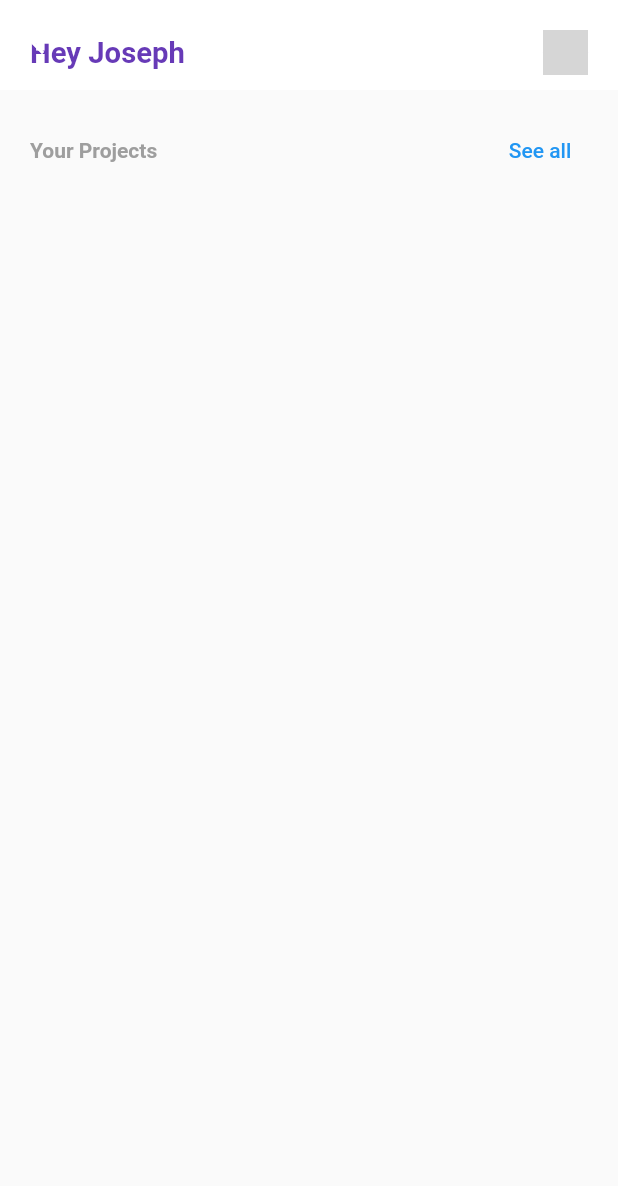
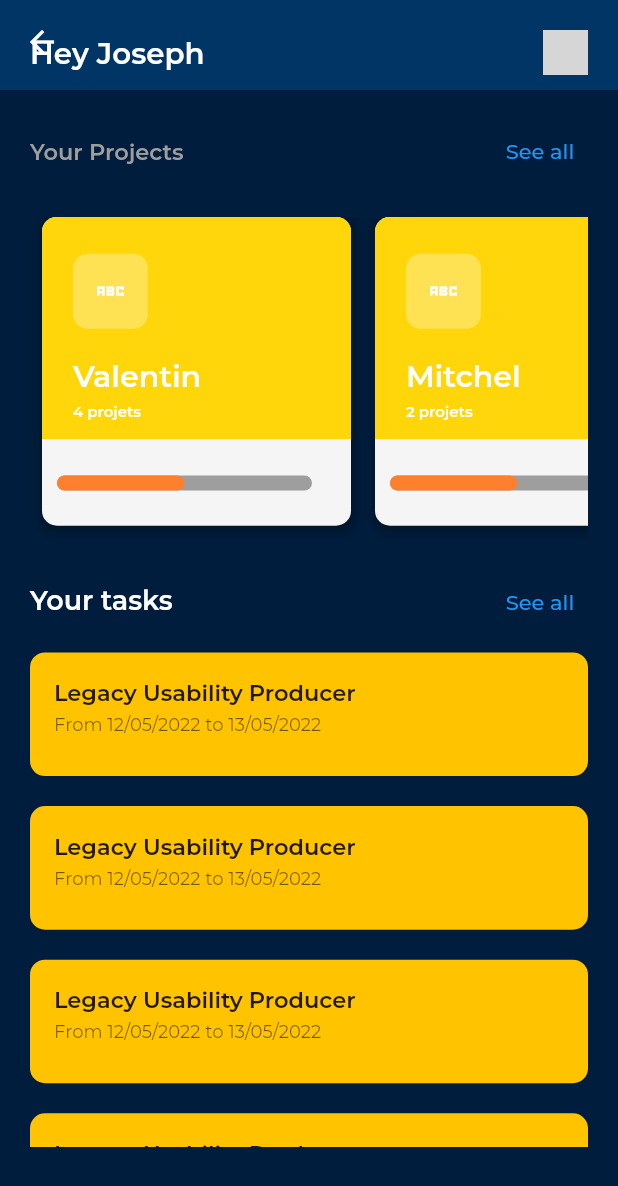
Before and after one commit to tookie92/tasky, a Flutter app: the MyHomePage screen opened by its route, on a phone screen of 412 x 824 dp. Shown: the top 1186 px of the screen. Run offline on Flutter 3.47's test engine with Material 2 defaults, Android fonts, the phone set to English and light mode, and no system bars; drawn by our look-alikes of percent_indicator; our stand-ins replace google_fonts; network calls fail; grey boxes are pictures that could not be loaded.

Commit message:
sieht gut aus

```diff
--- a/lib/models/categories.dart
+++ b/lib/models/categories.dart
@@ -1,7 +1,7 @@
 import 'package:tasky/models/projects.dart';
 
 class CategorieModel {
-  final String? id;
+  final int? id;
   final String? name;
   final String? description;
   final List<ProjectModel>? projects;
--- a/lib/models/projects.dart
+++ b/lib/models/projects.dart
@@ -1,7 +1,7 @@
 import 'package:tasky/models/tasks.dart';
 
 class ProjectModel {
-  final String? id;
+  final int? id;
   final String? name;
   final String? description;
   final String? dateBegin;
--- a/lib/models/tasks.dart
+++ b/lib/models/tasks.dart
@@ -1,5 +1,5 @@
 class TaskModel {
-  final String? id;
+  final int? id;
   final String? name;
   final String? status;
   final String? description;
--- a/lib/providers/get_list_projects.dart
+++ b/lib/providers/get_list_projects.dart
@@ -1,3 +1,232 @@
 import 'package:flutter/material.dart';
+import 'package:tasky/models/projects.dart';
+import 'package:tasky/models/tasks.dart';
 
-class GetProjectProvider extends ChangeNotifier {}
+class GetProjectProvider extends ChangeNotifier {
+  final List<ProjectModel> allProjects = [
+    ProjectModel(
+        id: 1,
+        name: "Valentin",
+        description: r"""
+      Laboriosam incidunt non neque impedit tempore est fugiat repellat impedit.
+      Modi tempora mollitia sit praesentium vel.
+      """,
+        dateBegin: "12/05/2022",
+        dateEnd: "13/05/2022",
+        tasks: [
+          TaskModel(
+            id: 1,
+            name: "Legacy Usability Producer",
+            status: "active",
+            description: r"""
+      Laboriosam incidunt non neque impedit tempore est fugiat repellat impedit.
+      """,
+            dateDebut: "12/05/2022",
+            dateFin: "13/05/2022",
+          ),
+          TaskModel(
+            id: 2,
+            name: "Legacy Usability Producer",
+            status: "active",
+            description: r"""
+      Laboriosam incidunt non neque impedit tempore est fugiat repellat impedit.
+      """,
+            dateDebut: "12/05/2022",
+            dateFin: "13/05/2022",
+          ),
+          TaskModel(
+            id: 3,
+            name: "Legacy Usability Producer",
+            status: "active",
+            description: r"""
+      Laboriosam incidunt non neque impedit tempore est fugiat repellat impedit.
+      """,
+            dateDebut: "12/05/2022",
+            dateFin: "13/05/2022",
+          ),
+          TaskModel(
+            id: 5,
+            name: "Legacy Usability Producer",
+            status: "active",
+            description: r"""
+      Laboriosam incidunt non neque impedit tempore est fugiat repellat impedit.
+      """,
+            dateDebut: "12/05/2022",
+            dateFin: "13/05/2022",
+          ),
+        ]),
+    ProjectModel(
+      id: 2,
+      name: "Mitchel",
+      description: r"""
+      Laboriosam incidunt non neque impedit tempore est fugiat repellat impedit.
+      Modi tempora mollitia sit praesentium vel.
+      """,
+      dateBegin: "12/05/2022",
+      dateEnd: "13/05/2022",
+      tasks: [
+        TaskModel(
+          id: 3,
+          name: "Legacy Usability Producer",
+          status: "active",
+          description: r"""
+      Laboriosam incidunt non neque impedit tempore est fugiat repellat impedit.
+      """,
+          dateDebut: "12/05/2022",
+          dateFin: "13/05/2022",
+        ),
+        TaskModel(
+          id: 5,
+          name: "Legacy Usability Producer",
+          status: "active",
+          description: r"""
+      Laboriosam incidunt non neque impedit tempore est fugiat repellat impedit.
+      """,
+          dateDebut: "12/05/2022",
+          dateFin: "13/05/2022",
+        ),
+      ],
+    ),
+    ProjectModel(
+      id: 3,
+      name: "Erica",
+      description: r"""
+      Laboriosam incidunt non neque impedit tempore est fugiat repellat impedit.
+      Modi tempora mollitia sit praesentium vel.
+      """,
+      dateBegin: "12/05/2022",
+      dateEnd: "13/05/2022",
+      tasks: [
+        TaskModel(
+          id: 1,
+          name: "Legacy Usability Producer",
+          status: "active",
+          description: r"""
+      Laboriosam incidunt non neque impedit tempore est fugiat repellat impedit.
+      """,
+          dateDebut: "12/05/2022",
+          dateFin: "13/05/2022",
+        ),
+        TaskModel(
+          id: 2,
+          name: "Legacy Usability Producer",
+          status: "active",
+          description: r"""
+      Laboriosam incidunt non neque impedit tempore est fugiat repellat impedit.
+      """,
+          dateDebut: "12/05/2022",
+          dateFin: "13/05/2022",
+        ),
+        TaskModel(
+          id: 5,
+          name: "Legacy Usability Producer",
+          status: "active",
+          description: r"""
+      Laboriosam incidunt non neque impedit tempore est fugiat repellat impedit.
+      """,
+          dateDebut: "12/05/2022",
+          dateFin: "13/05/2022",
+        ),
+      ],
+    ),
+    ProjectModel(
+      id: 4,
+      name: "Alene",
+      description: r"""
+      Laboriosam incidunt non neque impedit tempore est fugiat repellat impedit.
+      Modi tempora mollitia sit praesentium vel.
+      """,
+      dateBegin: "12/05/2022",
+      dateEnd: "13/05/2022",
+      tasks: [
+        TaskModel(
+          id: 5,
+          name: "Legacy Usability Producer",
+          status: "active",
+          description: r"""
+      Laboriosam incidunt non neque impedit tempore est fugiat repellat impedit.
+      """,
+          dateDebut: "12/05/2022",
+          dateFin: "13/05/2022",
+        ),
+      ],
+    ),
+    ProjectModel(
+      id: 6,
+      name: "Pansy",
+      description: r"""
+      Laboriosam incidunt non neque impedit tempore est fugiat repellat impedit.
+      Modi tempora mollitia sit praesentium vel.
+      """,
+      dateBegin: "12/05/2022",
+      dateEnd: "13/05/2022",
+      tasks: [],
+    ),
+  ];
+
+  List<TaskModel> allTasks = [
+    TaskModel(
+      id: 1,
+      name: "Legacy Usability Producer",
+      status: "active",
+      description: r"""
+      Laboriosam incidunt non neque impedit tempore est fugiat repellat impedit.
+      """,
+      dateDebut: "12/05/2022",
+      dateFin: "13/05/2022",
+    ),
+    TaskModel(
+      id: 2,
+      name: "Legacy Usability Producer",
+      status: "active",
+      description: r"""
+      Laboriosam incidunt non neque impedit tempore est fugiat repellat impedit.
+      """,
+      dateDebut: "12/05/2022",
+      dateFin: "13/05/2022",
+    ),
+    TaskModel(
+      id: 3,
+      name: "Legacy Usability Producer",
+      status: "active",
+      description: r"""
+      Laboriosam incidunt non neque impedit tempore est fugiat repellat impedit.
+      """,
+      dateDebut: "12/05/2022",
+      dateFin: "13/05/2022",
+    ),
+    TaskModel(
+      id: 5,
+      name: "Legacy Usability Producer",
+      status: "active",
+      description: r"""
+      Laboriosam incidunt non neque impedit tempore est fugiat repellat impedit.
+      """,
+      dateDebut: "12/05/2022",
+      dateFin: "13/05/2022",
+    ),
+    TaskModel(
+      id: 5,
+      name: "Legacy Usability Producer",
+      status: "active",
+      description: r"""
+      Laboriosam incidunt non neque impedit tempore est fugiat repellat impedit.
+      """,
+      dateDebut: "12/05/2022",
+      dateFin: "13/05/2022",
+    ),
+    TaskModel(
+      id: 5,
+      name: "Legacy Usability Producer",
+      status: "active",
+      description: r"""
+      Laboriosam incidunt non neque impedit tempore est fugiat repellat impedit.
+      """,
+      dateDebut: "12/05/2022",
+      dateFin: "13/05/2022",
+    ),
+  ];
+
+  List<ProjectModel> get getProjects => allProjects;
+  List<TaskModel> get getTasks => allTasks;
+}
--- /dev/null
+++ b/lib/ui/lists/projects_list.dart
@@ -0,0 +1,112 @@
+import 'package:flutter/material.dart';
+import 'package:percent_indicator/linear_percent_indicator.dart';
+import 'package:provider/provider.dart';
+import 'package:tasky/providers/get_list_projects.dart';
+import 'package:tasky/ui/widgets/my_text.dart';
+import 'package:tasky/utils/palette.dart';
+
+class ProjectList extends StatelessWidget {
+  const ProjectList({Key? key}) : super(key: key);
+
+  @override
+  Widget build(BuildContext context) {
+    final size = MediaQuery.of(context).size;
+    return SizedBox(
+      // color: Colors.white,
+      height: size.height * .27,
+      width: size.width,
+      child: Consumer<GetProjectProvider>(builder: (context, proje, child) {
+        return ListView(
+            padding: const EdgeInsets.all(0.0),
+            scrollDirection: Axis.horizontal,
+            children: List.generate(proje.getProjects.length, (index) {
+              return Padding(
+                padding: const EdgeInsets.symmetric(horizontal: 8.0),
+                child: Stack(
+                  children: [
+                    Container(
+                      decoration: BoxDecoration(
+                        color: Colors.grey[100],
+                        borderRadius: BorderRadius.circular(10.0),
+                        boxShadow: [
+                          BoxShadow(
+                            color: Colors.black.withOpacity(0.3),
+                            offset: const Offset(1.0, 2.0),
+                            blurRadius: 5.0,
+                            spreadRadius: 2.0,
+                          )
+                        ],
+                      ),
+                      height: size.height * .25,
+                      width: size.width * .5,
+                    ),
+                    Container(
+                      height: size.height * .18,
+                      width: size.width * .5,
+                      decoration: const BoxDecoration(
+                        color: Palette.gold,
+                        borderRadius: BorderRadius.only(
+                            topLeft: Radius.circular(10.0),
+                            topRight: Radius.circular(10.0)),
+                      ),
+                    ),
+                    Positioned(
+                      top: size.height * .03,
+                      left: size.width * .05,
+                      child: Column(
+                        crossAxisAlignment: CrossAxisAlignment.start,
+                        children: [
+                          Container(
+                            height: 50.0,
+                            width: 50.0,
+                            decoration: BoxDecoration(
+                              color: Colors.white.withOpacity(0.3),
+                              borderRadius: BorderRadius.circular(10.0),
+                            ),
+                            child: const Icon(
+                              Icons.abc_sharp,
+                              color: Colors.white,
+                            ),
+                          ),
+                          const SizedBox(
+                            height: 20.0,
+                          ),
+                          MyText(
+                            label: proje.getProjects[index].name!,
+                            colors: Colors.white,
+                            fontWeight: FontWeight.w600,
+                            fontSize: 20.0,
+                          ),
+                          const SizedBox(
+                            height: 5.0,
+                          ),
+                          MyText(
+                            label: proje.getProjects[index].tasks!.isNotEmpty
+                                ? "${proje.allProjects[index].tasks!.length} projets"
+                                : "No Projects",
+                            colors: Colors.white,
+                            fontWeight: FontWeight.w600,
+                            fontSize: 10.0,
+                          ),
+                        ],
+                      ),
+                    ),
+                    Positioned(
+                      bottom: 40.0,
+                      child: LinearPercentIndicator(
+                        progressColor: Palette.pumpkin,
+                        width: 190.0,
+                        lineHeight: 10.0,
+                        percent: 0.5,
+                        barRadius: const Radius.circular(10.0),
+                        backgroundColor: Colors.grey,
+                      ),
+                    )
+                  ],
+                ),
+              );
+            }));
+      }),
+    );
+  }
+}
--- /dev/null
+++ b/lib/ui/lists/tasks_list.dart
@@ -0,0 +1,50 @@
+import 'package:flutter/material.dart';
+import 'package:provider/provider.dart';
+import 'package:tasky/providers/get_list_projects.dart';
+import 'package:tasky/ui/widgets/my_text.dart';
+import 'package:tasky/utils/palette.dart';
+
+class TaskList extends StatelessWidget {
+  const TaskList({Key? key}) : super(key: key);
+
+  @override
+  Widget build(BuildContext context) {
+    final size = MediaQuery.of(context).size;
+    return SizedBox(
+      // color: Colors.green,
+      height: size.height * .4,
+      width: size.width,
+      child: Consumer<GetProjectProvider>(
+        builder: (context, task, child) {
+          return ListView(
+            padding: const EdgeInsets.all(0.0),
+            children: List.generate(task.allTasks.length, (index) {
+              return Padding(
+                padding: const EdgeInsets.only(bottom: 20.0),
+                child: Container(
+                  height: size.height * .1,
+                  decoration: BoxDecoration(
+                    color: Palette.mikado,
+                    borderRadius: BorderRadius.circular(10.0),
+                  ),
+                  child: ListTile(
+                    title: MyText(
+                      label: task.allTasks[index].name!,
+                      fontSize: 15.0,
+                      fontWeight: FontWeight.w600,
+                    ),
+                    subtitle: MyText(
+                      label:
+                          "From ${task.allTasks[index].dateDebut!} to ${task.allTasks[index].dateFin!} ",
+                      fontSize: 12.0,
+                    ),
+                  ),
+                ),
+              );
+            }),
+          );
+        },
+      ),
+    );
+  }
+}
--- a/lib/ui/screens/bienvenue.dart
+++ b/lib/ui/screens/bienvenue.dart
@@ -1,6 +1,7 @@
 import 'package:flutter/material.dart';
 import 'package:tasky/ui/widgets/my_text.dart';
 import 'package:tasky/ui/widgets/my_text_button.dart';
+import 'package:tasky/utils/palette.dart';
 
 class BienVenuePage extends StatelessWidget {
   const BienVenuePage({Key? key}) : super(key: key);
@@ -12,7 +13,7 @@ class BienVenuePage extends StatelessWidget {
       body: Container(
         height: size.height,
         width: size.width,
-        decoration: const BoxDecoration(color: Colors.deepPurple),
+        decoration: const BoxDecoration(color: Palette.oxford),
         child: Column(
           children: [
             SizedBox(
@@ -41,8 +42,8 @@ class BienVenuePage extends StatelessWidget {
               onPressed: () {
                 Navigator.pushReplacementNamed(context, "/homepage");
               },
-              backgroundColor: Colors.white,
-              primary: Colors.deepPurpleAccent,
+              backgroundColor: Palette.blue,
+              primary: Palette.pumpkin,
               vertical: 15.0,
               horizontal: 80.0,
               label: "Get Started",
@@ -61,7 +62,7 @@ class BienVenuePage extends StatelessWidget {
                 MyTextButton(
                   horizontal: 0.0,
                   onPressed: () {},
-                  primary: Colors.white,
+                  primary: Palette.pumpkin,
                   label: "Sign in",
                 ),
               ],
--- a/lib/ui/screens/home_page.dart
+++ b/lib/ui/screens/home_page.dart
@@ -1,5 +1,8 @@
 import 'package:flutter/material.dart';
+import 'package:tasky/ui/lists/projects_list.dart';
+import 'package:tasky/ui/lists/tasks_list.dart';
 import 'package:tasky/ui/widgets/my_text.dart';
+import 'package:tasky/utils/palette.dart';
 
 class MyHomePage extends StatelessWidget {
   const MyHomePage({Key? key}) : super(key: key);
@@ -8,28 +11,30 @@ class MyHomePage extends StatelessWidget {
   Widget build(BuildContext context) {
     final size = MediaQuery.of(context).size;
     return Scaffold(
-      body: CustomScrollView(
+      body: Container(
+        decoration: const BoxDecoration(color: Palette.oxford),
+        child: CustomScrollView(
           slivers: [
             SliverAppBar(
-            backgroundColor: Colors.white,
+              backgroundColor: Palette.blue,
               expandedHeight: 60.0,
               floating: true,
               snap: true,
               flexibleSpace: FlexibleSpaceBar(
                 centerTitle: false,
-              titlePadding:
-                  const EdgeInsets.symmetric(horizontal: 20.0, vertical: 10.0),
+                titlePadding: const EdgeInsets.symmetric(
+                    horizontal: 20.0, vertical: 10.0),
                 title: Row(
                   mainAxisAlignment: MainAxisAlignment.spaceBetween,
                   children: const [
                     MyText(
                       label: "Hey Joseph",
-                    colors: Colors.deepPurple,
+                      colors: Colors.white,
                       fontSize: 13.0,
                       fontWeight: FontWeight.w600,
                     ),
                     CircleAvatar(
-                    backgroundColor: Colors.deepPurple,
+                      backgroundColor: Palette.oxford,
                       backgroundImage: NetworkImage(
                           "https://images.pexels.com/photos/428361/pexels-photo-428361.jpeg?cs=srgb&dl=pexels-spencer-selover-428361.jpg&fm=jpg"),
                       radius: 10.0,
@@ -51,6 +56,7 @@ class MyHomePage extends StatelessWidget {
                       children: [
                         const MyText(
                           label: "Your Projects",
+                          fontSize: 15.0,
                           colors: Colors.grey,
                           fontWeight: FontWeight.w600,
                         ),
@@ -58,13 +64,33 @@ class MyHomePage extends StatelessWidget {
                             onPressed: (() {}),
                             child: const MyText(label: "See all"))
                       ],
-                  )
+                    ),
+                    const SizedBox(height: 20.0),
+                    const ProjectList(),
+                    const SizedBox(height: 10.0),
+                    Row(
+                      mainAxisAlignment: MainAxisAlignment.spaceBetween,
+                      children: [
+                        const MyText(
+                          label: "Your tasks",
+                          fontSize: 18.0,
+                          colors: Colors.white,
+                          fontWeight: FontWeight.w600,
+                        ),
+                        TextButton(
+                            onPressed: (() {}),
+                            child: const MyText(label: "See all"))
+                      ],
+                    ),
+                    const SizedBox(height: 10.0),
+                    const TaskList()
                   ],
                 ),
               ),
             )
           ],
         ),
+      ),
     );
   }
 }
--- /dev/null
+++ b/lib/ui/tiles/project_tile.dart
@@ -0,0 +1,18 @@
+import 'package:flutter/material.dart';
+
+class ProjectTile extends StatelessWidget {
+  const ProjectTile({Key? key}) : super(key: key);
+
+  @override
+  Widget build(BuildContext context) {
+    return Padding(
+      padding: const EdgeInsets.all(10.0),
+      child: Container(
+        width: 200.0,
+        height: 200.0,
+        color: Colors.white,
+        child: const Text("jo"),
+      ),
+    );
+  }
+}
--- a/lib/ui/widgets/my_text.dart
+++ b/lib/ui/widgets/my_text.dart
@@ -1,4 +1,5 @@
 import 'package:flutter/material.dart';
+import 'package:google_fonts/google_fonts.dart';
 
 class MyText extends StatelessWidget {
   final String label;
@@ -28,7 +29,7 @@ class MyText extends StatelessWidget {
       label,
       maxLines: maxLines,
       overflow: textOverflow,
-      style: TextStyle(
+      style: GoogleFonts.montserrat(
         letterSpacing: letterSpacing,
         color: colors,
         fontSize: fontSize,
--- /dev/null
+++ b/lib/utils/palette.dart
@@ -0,0 +1,10 @@
+import 'package:flutter/material.dart';
+
+class Palette {
+  static const Color black = Color(0xff000814);
+  static const Color blue = Color(0xff003566);
+  static const Color pumpkin = Color(0xfffe7f2d);
+  static const Color oxford = Color(0xff001D3D);
+  static const Color mikado = Color(0xffFFC300);
+  static const Color gold = Color(0xffFFD60A);
+}
--- a/pubspec.yaml
+++ b/pubspec.yaml
@@ -30,7 +30,8 @@ dependencies:
   cupertino_icons: ^1.0.2
   flutter:
     sdk: flutter
-  google_fonts: ^3.0.1
+  google_fonts:
+  percent_indicator: ^4.2.2
   provider: ^6.0.3
 
 dev_dependencies:
```
Also changed, not shown: pubspec.lock. Lines whose indentation alone changed are shown as unchanged.
